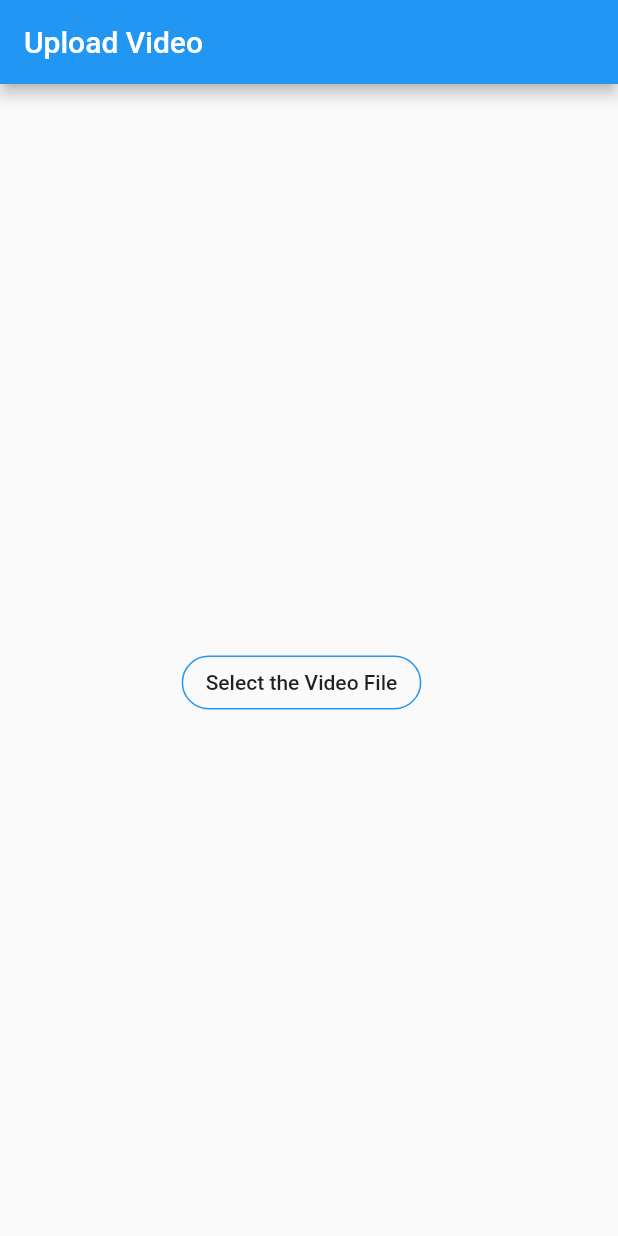
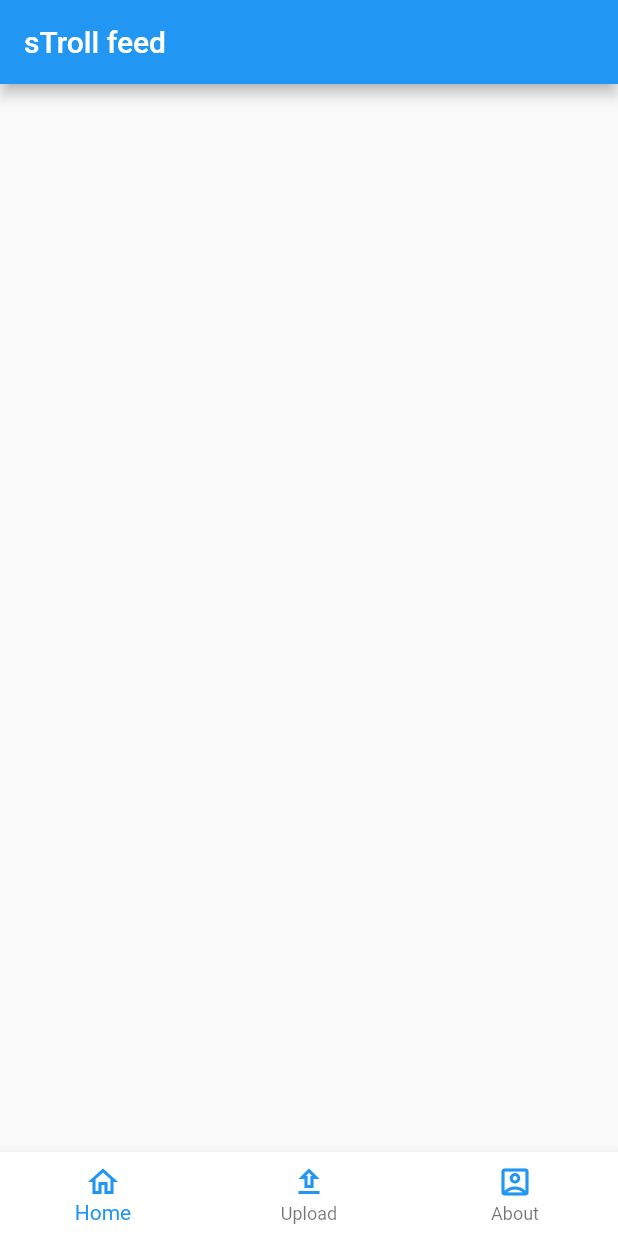
Before and after one commit to happy-san/sTroll, a Flutter app: the screen it shows after launch, on a phone screen of 412 x 824 dp. Run offline on Flutter 3.47's test engine with Material 2 defaults, Android fonts, the phone set to English and light mode, and no system bars; our stand-ins replace file_picker, video_player; missing offline and left inert: amazon_s3_cognito.

Commit message:
Merge Upstream. Add VideoFeedTab, VideoUploadTab and AboutTab.

```diff
--- a/lib/main.dart
+++ b/lib/main.dart
@@ -1,8 +1,8 @@
-import 'package:file_picker/file_picker.dart';
-import 'package:flutter/cupertino.dart';
 import 'package:flutter/material.dart';
-import 'package:flutter/services.dart';
-import 'package:flutter_video/service.dart';
+
+import 'video_feed_tab.dart';
+import 'video_upload_tab.dart';
+import 'about_tab.dart';
 
 void main() => runApp(new FilePickerDemo());
 
@@ -12,112 +12,50 @@ class FilePickerDemo extends StatefulWidget {
 }
 
 class _FilePickerDemoState extends State<FilePickerDemo> {
-  final GlobalKey<ScaffoldState> _scaffoldKey = GlobalKey<ScaffoldState>();
-  String _fileName;
-  List<PlatformFile> _paths;
-  String _directoryPath;
-  String _extension;
-  bool _loadingPath = false;
-  TextEditingController _controller = TextEditingController();
-  bool _isUploading = false;
-
-  @override
-  void initState() {
-    super.initState();
-    _controller.addListener(() => _extension = _controller.text);
-  }
-
-  void _openFileExplorer() async {
-    setState(() => _loadingPath = true);
-    try {
-      _directoryPath = null;
-      _paths = (await FilePicker.platform.pickFiles(
-        type: FileType.video,
-        allowMultiple: false,
-        allowedExtensions: (_extension?.isNotEmpty ?? false)
-            ? _extension?.replaceAll(' ', '')?.split(',')
-            : null,
-      ))
-          ?.files;
-    } on PlatformException catch (e) {
-      print("Unsupported operation" + e.toString());
-    } catch (ex) {
-      print(ex);
-    }
-    if (!mounted) return;
-    setState(() {
-      _loadingPath = false;
-      _fileName = _paths != null ? _paths.map((e) => e.name).toString() : '...';
-    });
-  }
-
-  List<String> _getFileInfo() {
-    final bool isMultiPath = _paths != null && _paths.isNotEmpty;
-    final String name = (isMultiPath
-        ? _paths.map((e) => e.name).toList().first
-        : _fileName ?? '...');
-    final path = _paths.map((e) => e.path).toList().first.toString();
-    return [name, path];
-  }
-
-  uploadFile(List<String> fileInfo) {
-    _isUploading = true;
-    UploadService.uploadVideoFile(fileInfo.first, fileInfo.last).then((value) {
-      print(value);
-      _isUploading = false;
-    });
-  }
+  int _selectedTab = 0;
+  static List<Widget> _tabs = <Widget>[
+    VideoFeedTab(),
+    VideoUploadTab(),
+    AboutTab(),
+  ];
 
   @override
   Widget build(BuildContext context) {
     return MaterialApp(
       debugShowCheckedModeBanner: false,
       home: Scaffold(
-        key: _scaffoldKey,
-        appBar: AppBar(
-          title: const Text('Upload Video'),
-        ),
-        body: Center(
-          child: Padding(
-            padding: const EdgeInsets.only(left: 10.0, right: 10.0),
-            child: SingleChildScrollView(
-              child: Column(
-                mainAxisAlignment: MainAxisAlignment.center,
-                children: <Widget>[
-                  Row(
-                    mainAxisAlignment: MainAxisAlignment.center,
-                    crossAxisAlignment: CrossAxisAlignment.center,
-                    children: [
-                      Padding(
-                        padding: const EdgeInsets.only(top: 50.0, bottom: 20.0),
-                        child: OutlineButton(
-                            onPressed: () =>
-                                _fileName != null ? null : _openFileExplorer(),
-                            child: Text(_fileName != null
-                                ? _getFileInfo()[0]
-                                : 'Select the Video File'),
-                            borderSide: BorderSide(color: Colors.blue),
-                            shape: new RoundedRectangleBorder(
-                                borderRadius: new BorderRadius.circular(30.0))),
-                      ),
-                      SizedBox(
-                        width: 10,
-                      ),
-                      _paths != null && _paths.isNotEmpty
-                          ? !_isUploading
-                              ? IconButton(
-                                  padding: EdgeInsets.all(0),
-                                  onPressed: () => uploadFile(_getFileInfo()),
-                                  icon: Icon(Icons.upload_outlined),
-                                )
-                              : CircularProgressIndicator()
-                          : SizedBox.shrink()
-                    ],
-                  ),
-                ],
+        body: _tabs[_selectedTab],
+        bottomNavigationBar: BottomNavigationBar(
+          currentIndex: _selectedTab,
+          items: [
+            BottomNavigationBarItem(
+              label: 'Home',
+              icon: Icon(
+                Icons.home_outlined,
+                color: Colors.blue,
               ),
             ),
+            BottomNavigationBarItem(
+              label: 'Upload',
+              icon: Icon(
+                Icons.upload_outlined,
+                color: Colors.blue,
+              ),
+            ),
+            BottomNavigationBarItem(
+              label: 'About',
+              icon: Icon(
+                Icons.account_box_outlined,
+                color: Colors.blue,
+              ),
+            ),
+          ],
+          onTap: (newIndex) => setState(
+            () {
+              _selectedTab = newIndex;
+            },
           ),
+          backgroundColor: Colors.white,
         ),
       ),
     );
--- a/lib/service.dart
+++ b/lib/service.dart
@@ -2,6 +2,9 @@ import 'package:amazon_s3_cognito/amazon_s3_cognito.dart';
 import 'package:amazon_s3_cognito/aws_region.dart';
 
 class UploadService {
+  // Limit uploads for more trolling.
+  static int uploadCount = 0;
+
   static String identityPool = ""; // will add here soon
 
   static Future<String> uploadVideoFile(
--- /dev/null
+++ b/lib/video_feed_tab.dart
@@ -0,0 +1,15 @@
+import 'package:flutter/material.dart';
+
+class VideoFeedTab extends StatefulWidget {
+  @override
+  _VideoFeedTabState createState() => _VideoFeedTabState();
+}
+
+class _VideoFeedTabState extends State<VideoFeedTab> {
+  @override
+  Widget build(BuildContext context) {
+    return Scaffold(
+      appBar: AppBar(title: Text('sTroll feed'),),
+    );
+  }
+}
```
Also changed, not shown: lib/about_tab.dart (added, +15 -0 lines), lib/video_upload_tab.dart (added, +184 -0 lines), 2 other files. Lines whose indentation alone changed are shown as unchanged.
